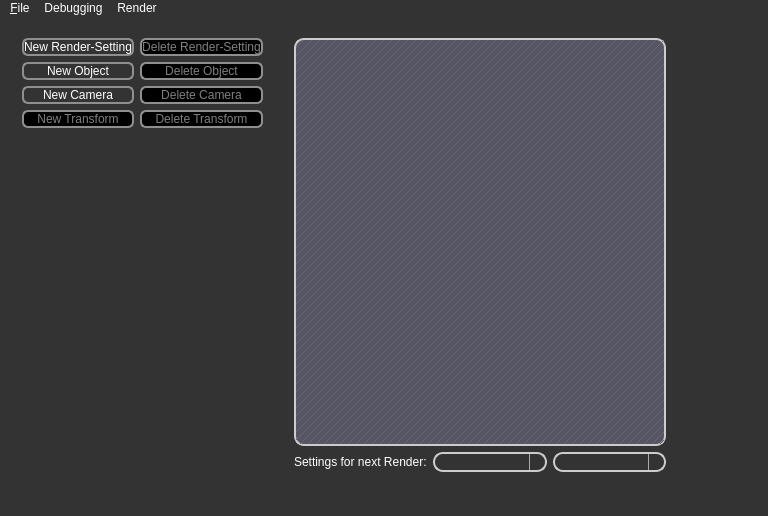
Old version of the form qt-frontend/SimplexGui/mainwindow.ui in the repository phresnel/picogen.
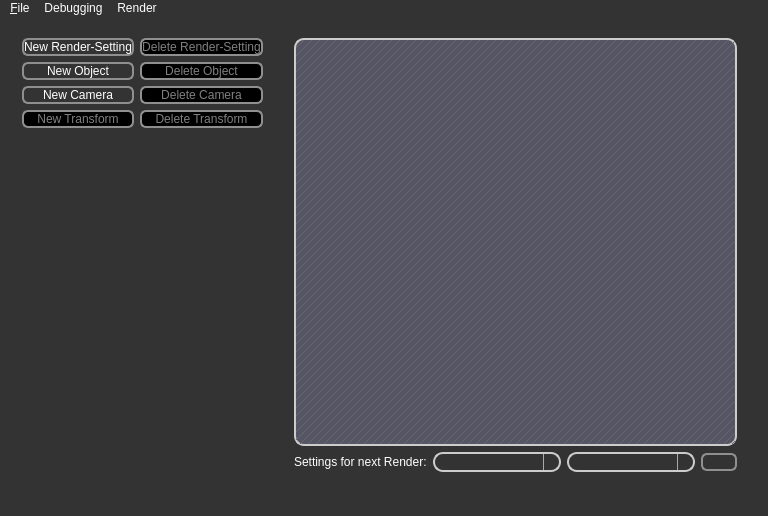
New version of the form. Icons and pictures are not drawn. Custom widgets are drawn as their Qt base class.

Commit message: add a render button

Diff of the .ui file:
```diff
--- a/qt-frontend/SimplexGui/mainwindow.ui
+++ b/qt-frontend/SimplexGui/mainwindow.ui
@@ -354,6 +354,19 @@
         </item>
         <item>
          <layout class="QHBoxLayout" name="horizontalLayout">
+          <item>
+           <spacer name="horizontalSpacer">
+            <property name="orientation">
+             <enum>Qt::Horizontal</enum>
+            </property>
+            <property name="sizeHint" stdset="0">
+             <size>
+              <width>40</width>
+              <height>20</height>
+             </size>
+            </property>
+           </spacer>
+          </item>
           <item>
            <widget class="QLabel" name="label">
             <property name="text">
@@ -362,10 +375,47 @@
            </widget>
           </item>
           <item>
-           <widget class="QComboBox" name="renderSettingConfig"/>
+           <widget class="QComboBox" name="renderSettingConfig">
+            <property name="minimumSize">
+             <size>
+              <width>128</width>
+              <height>0</height>
+             </size>
+            </property>
+           </widget>
           </item>
           <item>
-           <widget class="QComboBox" name="cameraConfig"/>
+           <widget class="QComboBox" name="cameraConfig">
+            <property name="minimumSize">
+             <size>
+              <width>128</width>
+              <height>0</height>
+             </size>
+            </property>
+           </widget>
+          </item>
+          <item>
+           <widget class="QPushButton" name="renderButton">
+            <property name="sizePolicy">
+             <sizepolicy hsizetype="Preferred" vsizetype="Fixed">
+              <horstretch>0</horstretch>
+              <verstretch>0</verstretch>
+             </sizepolicy>
+            </property>
+            <property name="text">
+             <string/>
+            </property>
+            <property name="icon">
+             <iconset resource="resources.qrc">
+              <normaloff>:/playStopPauseEtc/resources/nuove_play_24x24.png</normaloff>:/playStopPauseEtc/resources/nuove_play_24x24.png</iconset>
+            </property>
+            <property name="iconSize">
+             <size>
+              <width>16</width>
+              <height>16</height>
+             </size>
+            </property>
+           </widget>
           </item>
          </layout>
         </item>
```
Left out of the diff: 4 changed lines with no effect on the pictures. The commit also changes 5 other files.
